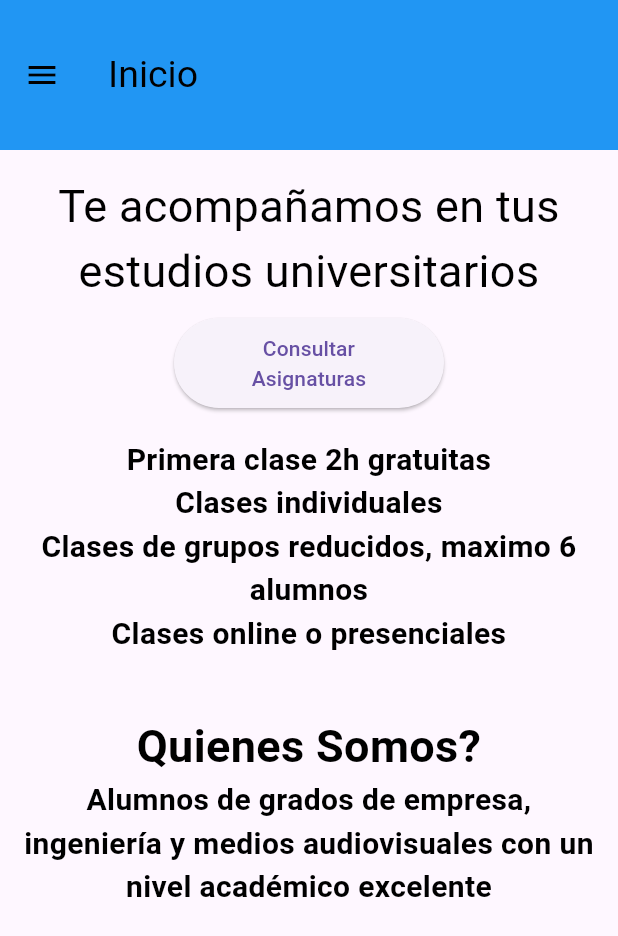
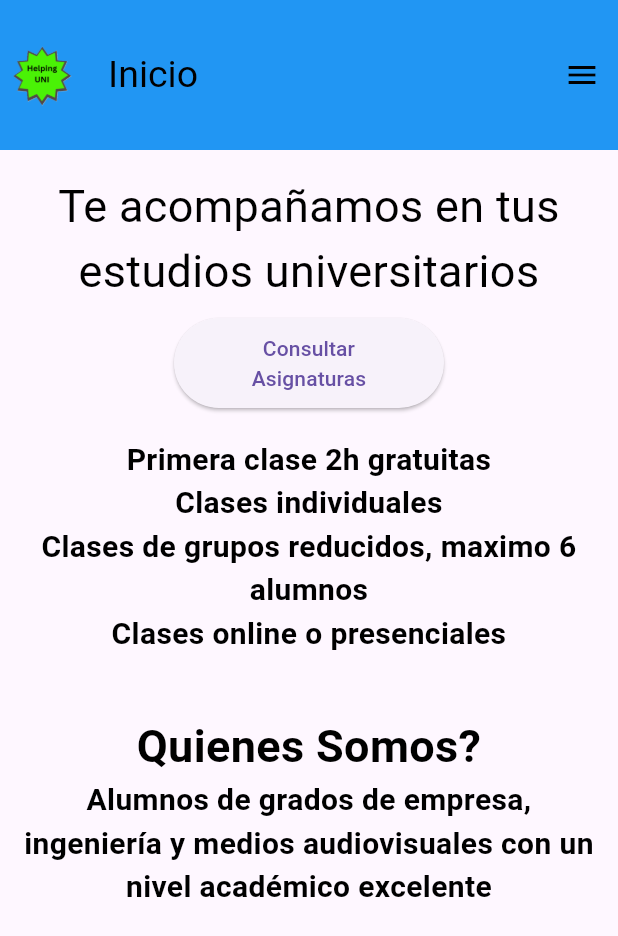
Before and after one commit to Linsoriano10/HelpingUNI, a Flutter app: the screen it shows after launch, after a tap on the "menu" icon, on a phone screen of 412 x 824 dp. Shown: the top 936 px of the screen. Run offline on Flutter 3.47's test engine with Material 3 defaults, Android fonts, the light colour scheme and no system bars; missing offline and left inert: dart:html.

Commit message:
Prueba leading/actions appbar

```diff
--- a/lib/widgets/pruebaCustomAppBar.dart
+++ b/lib/widgets/pruebaCustomAppBar.dart
@@ -24,14 +24,9 @@ class Pruebacustomappbar extends StatelessWidget implements PreferredSizeWidget
             titulo,
             style: const TextStyle(fontSize: 25, color: Colors.black),
           ),
-          leading: isSmallScreen
-              ? IconButton(
-                  icon: const Icon(Icons.menu, color: Colors.black),
-                  onPressed: () {
-                    Scaffold.of(context).openDrawer(); // Abre el Drawer
-                  },
-                )
-              : IconButton(
+          // Si no es pantalla pequeña, aplicamos un leadingWidth de 100
+          leadingWidth: isSmallScreen ? null : 100.0,
+          leading: IconButton(
             icon: const Image(image: AssetImage('assets/logo.png')),
             onPressed: () {
               Navigator.push(
@@ -41,7 +36,14 @@ class Pruebacustomappbar extends StatelessWidget implements PreferredSizeWidget
             },
           ),
           actions: isSmallScreen
-              ? null // No mostramos las acciones en pantallas pequeñas, se muestran en el Drawer
+              ? [
+                  IconButton(
+                    icon: const Icon(Icons.menu, color: Colors.black),
+                    onPressed: () {
+                      Scaffold.of(context).openDrawer(); // Abre el Drawer
+                    },
+                  )
+                ]
               : [
                   _buildActionButton(context, 'INICIO', const MyHomePage()),
                   _buildActionButton(context, 'ASSIGNATURAS', const Clases()),
```
Also changed, not shown: 3 other files. Lines whose indentation alone changed are shown as unchanged.
